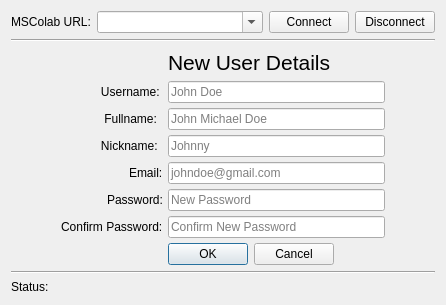
Before: the Qt Designer form mslib/msui/ui/ui_mscolab_connect_dialog.ui in Open-MSS/MSS, drawn with Qt 5.
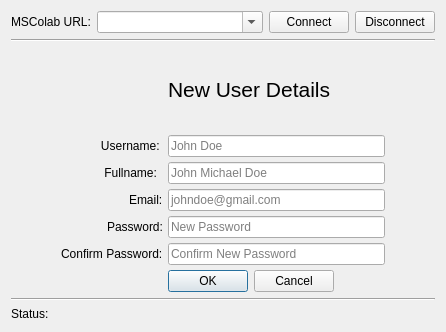
After: the same form once the commit is applied.

```diff
--- a/mslib/msui/ui/ui_mscolab_connect_dialog.ui
+++ b/mslib/msui/ui/ui_mscolab_connect_dialog.ui
@@ -7,7 +7,7 @@
     <x>0</x>
     <y>0</y>
     <width>446</width>
-    <height>305</height>
+    <height>332</height>
    </rect>
   </property>
   <property name="windowTitle">
@@ -194,27 +194,14 @@
          </property>
         </widget>
        </item>
-       <item row="10" column="1">
-        <widget class="QLineEdit" name="newPasswordLe">
-         <property name="echoMode">
-          <enum>QLineEdit::Password</enum>
-         </property>
+       <item row="8" column="1">
+        <widget class="QLineEdit" name="newEmailLe">
          <property name="placeholderText">
-          <string>New Password</string>
+          <string>johndoe@gmail.com</string>
          </property>
         </widget>
        </item>
-       <item row="11" column="1">
-        <widget class="QLineEdit" name="newConfirmPasswordLe">
-         <property name="echoMode">
-          <enum>QLineEdit::Password</enum>
-         </property>
-         <property name="placeholderText">
-          <string>Confirm New Password</string>
-         </property>
-        </widget>
-       </item>
-       <item row="12" column="1" alignment="Qt::AlignLeft">
+       <item row="11" column="1" alignment="Qt::AlignLeft">
         <widget class="QDialogButtonBox" name="newUserBb">
          <property name="layoutDirection">
           <enum>Qt::LeftToRight</enum>
@@ -225,19 +212,32 @@
         </widget>
        </item>
        <item row="9" column="1">
-        <widget class="QLineEdit" name="newEmailLe">
+        <widget class="QLineEdit" name="newPasswordLe">
+         <property name="echoMode">
+          <enum>QLineEdit::Password</enum>
+         </property>
          <property name="placeholderText">
-          <string>johndoe@gmail.com</string>
+          <string>New Password</string>
          </property>
         </widget>
        </item>
-       <item row="9" column="0" alignment="Qt::AlignRight">
+       <item row="8" column="0" alignment="Qt::AlignRight">
         <widget class="QLabel" name="newEmailLabel">
          <property name="text">
           <string>Email:</string>
          </property>
         </widget>
        </item>
+       <item row="10" column="1">
+        <widget class="QLineEdit" name="newConfirmPasswordLe">
+         <property name="echoMode">
+          <enum>QLineEdit::Password</enum>
+         </property>
+         <property name="placeholderText">
+          <string>Confirm New Password</string>
+         </property>
+        </widget>
+       </item>
        <item row="2" column="1">
         <widget class="QLineEdit" name="fullname">
          <property name="placeholderText">
@@ -246,30 +246,16 @@
         </widget>
        </item>
        <item row="10" column="0" alignment="Qt::AlignRight">
-        <widget class="QLabel" name="newPasswordLabel">
-         <property name="text">
-          <string>Password:</string>
-         </property>
-        </widget>
-       </item>
-       <item row="11" column="0" alignment="Qt::AlignRight">
         <widget class="QLabel" name="newConfirmPasswordLabel">
          <property name="text">
           <string>Confirm Password:</string>
          </property>
         </widget>
        </item>
-       <item row="3" column="1">
-        <widget class="QLineEdit" name="nickname">
-         <property name="placeholderText">
-          <string>Johnny</string>
-         </property>
-        </widget>
-       </item>
-       <item row="1" column="0">
-        <widget class="QLabel" name="newUsernameLabel">
+       <item row="9" column="0" alignment="Qt::AlignRight">
+        <widget class="QLabel" name="newPasswordLabel">
          <property name="text">
-          <string>            Username:</string>
+          <string>Password:</string>
          </property>
         </widget>
        </item>
@@ -280,10 +266,10 @@
          </property>
         </widget>
        </item>
-       <item row="3" column="0">
-        <widget class="QLabel" name="nicknameLabel">
+       <item row="1" column="0">
+        <widget class="QLabel" name="newUsernameLabel">
          <property name="text">
-          <string>            Nickname:</string>
+          <string>            Username:</string>
          </property>
         </widget>
        </item>
```
